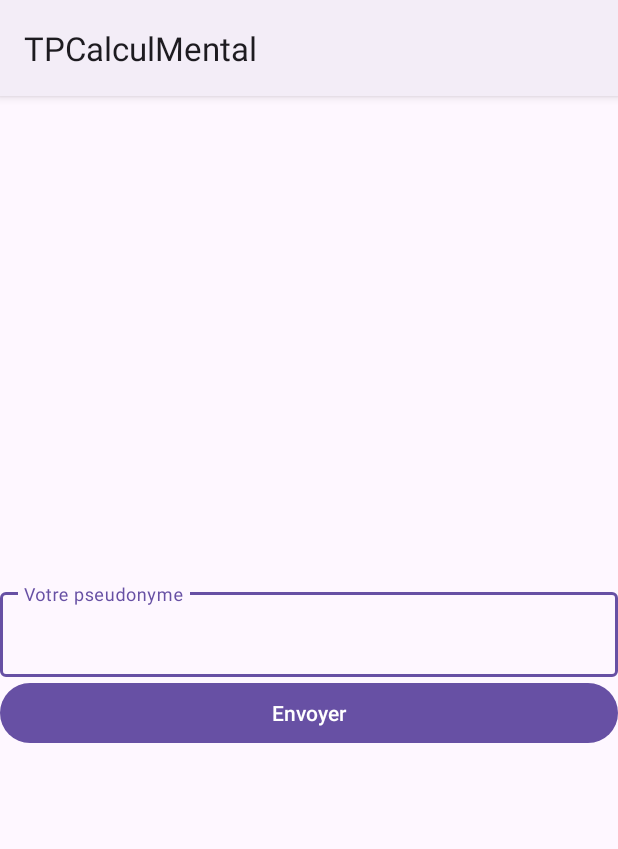
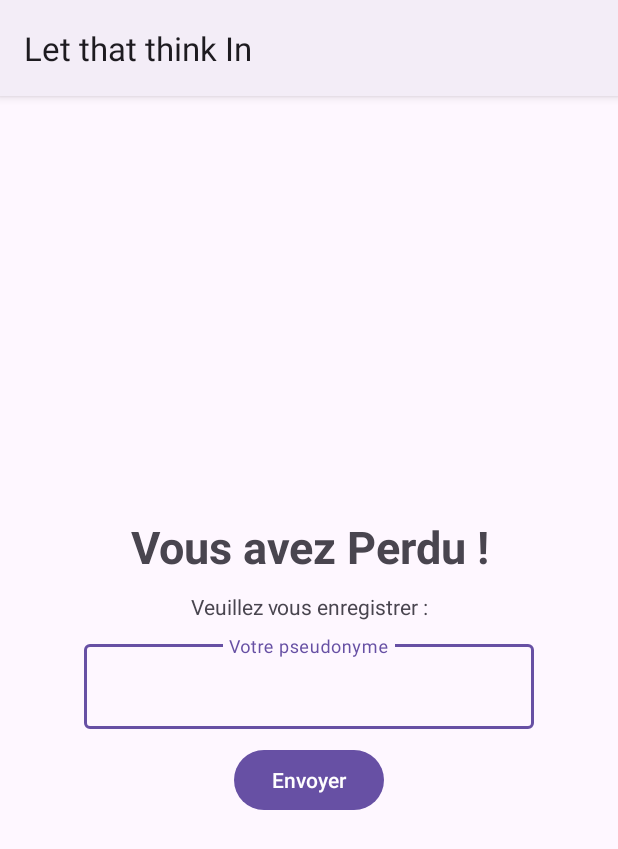
Before and after one commit to NoahFsc/S4-CalculMental, an Android app: the EnregistrementActivity screen opened directly, with no data from a screen before it, on a phone screen of 412 x 824 dp. Shown: the top 849 px of the screen. Run offline under Robolectric (Android 15) with nearby library versions, the phone set to English and light mode, and no system bars.

Commit message:
Amelioration du design

```diff
--- a/app/src/main/res/layout/activity_enregistrement.xml
+++ b/app/src/main/res/layout/activity_enregistrement.xml
@@ -16,24 +16,49 @@
         app:layout_constraintRight_toRightOf="parent"
         app:layout_constraintTop_toTopOf="parent">
 
+        <TextView
+            android:id="@+id/textView_perdu"
+            android:layout_width="match_parent"
+            android:layout_height="wrap_content"
+            android:text="@string/text_perdu"
+            android:textSize="30sp"
+            android:textStyle="bold"
+            android:layout_gravity="center"
+            android:gravity="center"/>
+
+        <TextView
+            android:id="@+id/textView_textenregistrement"
+            android:layout_width="match_parent"
+            android:layout_height="wrap_content"
+            android:text="@string/text_enregistrement"
+            android:layout_gravity="center"
+            android:gravity="center"
+            android:layout_marginTop="10dp"/>
+
         <com.google.android.material.textfield.TextInputLayout
             android:layout_width="match_parent"
-            android:layout_height="match_parent">
+            android:layout_height="match_parent"
+            android:layout_marginTop="10dp">
 
             <com.google.android.material.textfield.TextInputEditText
                 android:id="@+id/input_nom"
-                android:layout_width="match_parent"
+                android:layout_width="300dp"
                 android:layout_height="wrap_content"
-                android:hint="@string/text_pseudo" />
+                android:hint="@string/text_pseudo"
+                android:layout_gravity="center"
+                android:gravity="center"/>
 
         </com.google.android.material.textfield.TextInputLayout>
 
         <Button
             android:id="@+id/bouton_envoyer_donnees"
-            android:layout_width="match_parent"
+            android:layout_width="100dp"
             android:layout_height="wrap_content"
             android:layout_weight="1"
-            android:text="@string/text_envoyer" />
+            android:text="@string/text_envoyer"
+            android:layout_marginTop="10dp"
+            android:layout_gravity="center"
+            android:gravity="center"/>
 
     </LinearLayout>
 </androidx.constraintlayout.widget.ConstraintLayout>
--- a/app/src/main/res/menu/menu_game.xml
+++ b/app/src/main/res/menu/menu_game.xml
@@ -9,5 +9,6 @@
     <item
         android:id="@+id/nombre_vie"
         android:title="@string/text_nombre_vie"
-        app:showAsAction="always" />
+        app:showAsAction="always"
+        />
 </menu>
--- a/app/src/main/res/values/strings.xml
+++ b/app/src/main/res/values/strings.xml
@@ -1,5 +1,5 @@
 <resources>
-    <string name="app_name">TPCalculMental</string>
+    <string name="app_name">Let that think In</string>
     <string name="text_btn_jouer">Jouer</string>
     <string name="text_btn_scores">Scores</string>
     <string name="text_btn_apropos">À Propos</string>
@@ -9,5 +9,7 @@
     <string name="text_envoyer">Envoyer</string>
     <string name="text_pseudo">Votre pseudonyme</string>
     <string name="text_apropos">A PROPOS</string>
+    <string name="text_perdu">Vous avez Perdu !</string>
+    <string name="text_enregistrement">Veuillez vous enregistrer : </string>
     <string name="text_apropos_title">Créé par :</string>
 </resources>
```
Also changed, not shown: app/src/main/java/com/example/tpcalculmental/GameActivity.java (+10 -0 lines), app/src/main/res/layout/activity_apropos.xml (+15 -4 lines), app/src/main/res/layout/activity_game.xml (+16 -6 lines), app/src/main/res/layout/activity_main.xml (+9 -4 lines), 1 other file.
